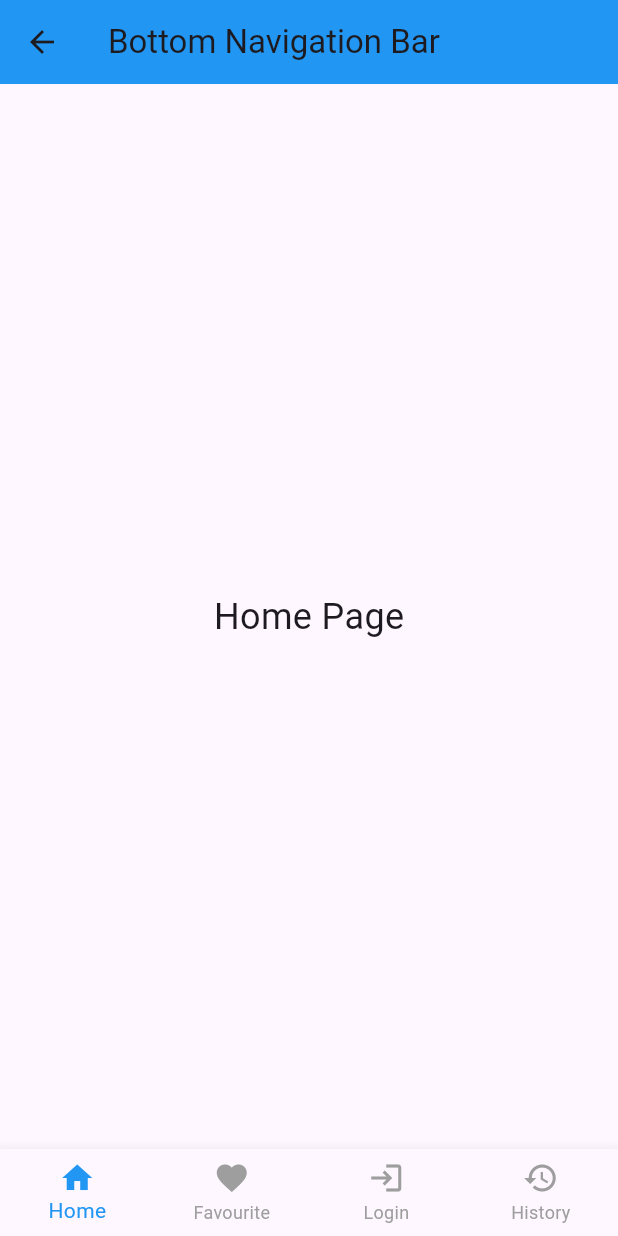
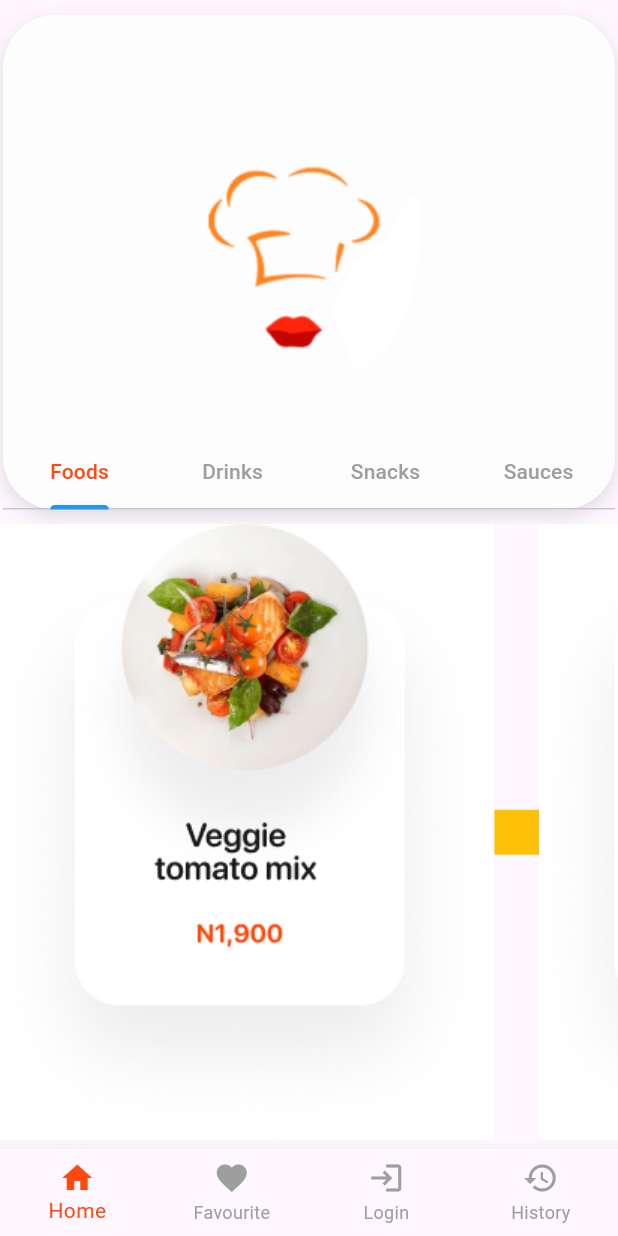
Before and after one commit to SyedAleezHassan/food-delivery-app, a Flutter app: the navBar screen opened directly, on a phone screen of 412 x 824 dp. Run offline on Flutter 3.47's test engine with Material 3 defaults, Android fonts, the phone set to English and light mode, and no system bars.

Commit message:
food page in navbar home

```diff
--- a/lib/screens/home/homePage.dart
+++ b/lib/screens/home/homePage.dart
@@ -1,77 +1,78 @@
-// import 'package:flutter/material.dart';
+import 'package:flutter/material.dart';
+import 'package:food_app_flutter/screens/home/home_page_items/drinks.dart';
+import 'package:food_app_flutter/screens/home/home_page_items/foods.dart';
+import 'package:food_app_flutter/screens/home/home_page_items/sauce.dart';
+import 'package:food_app_flutter/screens/home/home_page_items/snacks.dart';
 
-// class navBar extends StatefulWidget {
-//   const navBar({super.key});
+class homePage extends StatefulWidget {
+  const homePage({super.key});
 
-//   @override
-//   State<navBar> createState() => _navBarState();
-// }
-
-// class _navBarState extends State<navBar> {
-//   @override
-//   Widget build(BuildContext context) {
-//     return Scaffold(
-//       body: Center(child: Text('This is home page syed sahab'),),
-//     );
-//   }
-// }
-
-import 'package:flutter/material.dart';
-
-class navBar extends StatefulWidget {
   @override
-  _navBarState createState() => _navBarState();
+  State<homePage> createState() => _homePageState();
 }
 
-class _navBarState extends State<navBar> {
-  int _selectedIndex = 0; // Default selected index is Home (0)
-
-  // List of pages
-  final List<Widget> _pages = [
-    Center(child: Text("Home Page", style: TextStyle(fontSize: 24))),
-    Center(child: Text("Favourite Page", style: TextStyle(fontSize: 24))),
-    Center(child: Text("Login Page", style: TextStyle(fontSize: 24))),
-    Center(child: Text("History Page", style: TextStyle(fontSize: 24))),
-  ];
-
-  void _onItemTapped(int index) {
-    setState(() {
-      _selectedIndex = index; // Update the selected index
-    });
-  }
-
+class _homePageState extends State<homePage> {
   @override
   Widget build(BuildContext context) {
-    return Scaffold(
-      appBar: AppBar(
-        title: Text("Bottom Navigation Bar"),
-        backgroundColor: Colors.blue,
-      ),
-      body: _pages[_selectedIndex], // Display the selected page
-      bottomNavigationBar: BottomNavigationBar(
-        currentIndex: _selectedIndex, // Set the selected index
-        onTap: _onItemTapped, // Handle item tap
-        items: [
-          BottomNavigationBarItem(
-            icon: Icon(Icons.home),
-            label: "Home",
-          ),
-          BottomNavigationBarItem(
-            icon: Icon(Icons.favorite),
-            label: "Favourite",
-          ),
-          BottomNavigationBarItem(
-            icon: Icon(Icons.login),
-            label: "Login",
-          ),
-          BottomNavigationBarItem(
-            icon: Icon(Icons.history),
-            label: "History",
-          ),
-        ],
-        type: BottomNavigationBarType.fixed, // Ensures all items are shown
-        selectedItemColor: Colors.blue, // Highlight color for the selected item
-        unselectedItemColor: Colors.grey, // Color for unselected items
+    // Calculate screen height
+    double screenHeight = MediaQuery.of(context).size.height;
+
+    return DefaultTabController(
+      length: 4, // Number of tabs
+      child: Scaffold(
+        // backgroundColor: Color(0xF6F6F9),
+        body: Column(
+          // mainAxisAlignment: MainAxisAlignment.end,
+          children: [
+            Container(
+              height: screenHeight * 0.4, // Less than half of the screen height
+              margin: EdgeInsets.symmetric(horizontal: 2, vertical: 10),
+              decoration: BoxDecoration(
+                image: const DecorationImage(
+                  image: AssetImage('assets/images/chef.png'),
+                ),
+                color: Color.fromARGB(253, 253, 253, 253),
+                borderRadius: BorderRadius.circular(35),
+                boxShadow: const [
+                  BoxShadow(
+                    color: Colors.black12,
+                    blurRadius: 10,
+                    offset: Offset(0, 4),
+                  ),
+                ],
+              ),
+
+              child: const Column(
+                mainAxisAlignment: MainAxisAlignment.end,
+                children: [
+                  // TabBar with custom style
+                  TabBar(
+                    labelColor: Color(0xffbFF460A),
+                    unselectedLabelColor: Colors.grey,
+                    indicatorColor: Colors.blue,
+                    tabs: [
+                      Tab(text: "Foods"),
+                      Tab(text: "Drinks"),
+                      Tab(text: "Snacks"),
+                      Tab(text: "Sauces"),
+                    ],
+                  ),
+                ],
+              ),
+            ),
+            const Expanded(
+              child: TabBarView(
+                children: [
+                  foods(),
+                  drinks(),
+                  snacks(),
+                  sauce()
+                  // signUp(), // Content for Signup tab
+                ],
+              ),
+            ),
+          ],
+        ),
       ),
     );
   }
--- /dev/null
+++ b/lib/screens/home/home_page_items/drinks.dart
@@ -0,0 +1,22 @@
+import 'package:flutter/material.dart';
+
+class drinks extends StatefulWidget {
+  const drinks({super.key});
+
+  @override
+  State<drinks> createState() => _drinksState();
+}
+
+class _drinksState extends State<drinks> {
+  @override
+  Widget build(BuildContext context) {
+    return Scaffold(
+        body: Column(
+      mainAxisAlignment: MainAxisAlignment.center,
+      crossAxisAlignment: CrossAxisAlignment.center,
+      children: [
+        Image.asset('assets/images/food1.png'),
+      ],
+    ));
+  }
+}
--- /dev/null
+++ b/lib/screens/home/home_page_items/foods.dart
@@ -0,0 +1,40 @@
+import 'package:flutter/material.dart';
+
+class foods extends StatefulWidget {
+  const foods({super.key});
+
+  @override
+  State<foods> createState() => _foodsState();
+}
+
+class _foodsState extends State<foods> {
+  @override
+  Widget build(BuildContext context) {
+    return Scaffold(
+        body: SingleChildScrollView(
+      scrollDirection: Axis.horizontal,
+      child: Stack(
+        children: [
+          Row(
+            crossAxisAlignment: CrossAxisAlignment.center,
+            children: [
+              Image.asset(
+                'assets/images/food1.jpg',
+                width: MediaQuery.of(context).size.width * 0.8, // Adjust width
+              ),
+              Container(
+                height: 30,
+                width: 30,
+                color: Colors.amber,
+              ),
+              Image.asset(
+                'assets/images/food1.jpg',
+                width: MediaQuery.of(context).size.width * 0.8, // Adjust width
+              ),
+            ],
+          ),
+        ],
+      ),
+    ));
+  }
+}
--- /dev/null
+++ b/lib/screens/home/home_page_items/sauce.dart
@@ -0,0 +1,17 @@
+import 'package:flutter/material.dart';
+
+class sauce extends StatefulWidget {
+  const sauce({super.key});
+
+  @override
+  State<sauce> createState() => _sauceState();
+}
+
+class _sauceState extends State<sauce> {
+  @override
+  Widget build(BuildContext context) {
+    return Scaffold(
+      body: Center(child: Text('This is sauce page'),),
+    );
+  }
+}
--- /dev/null
+++ b/lib/screens/home/home_page_items/snacks.dart
@@ -0,0 +1,17 @@
+import 'package:flutter/material.dart';
+
+class snacks extends StatefulWidget {
+  const snacks({super.key});
+
+  @override
+  State<snacks> createState() => _snacksState();
+}
+
+class _snacksState extends State<snacks> {
+  @override
+  Widget build(BuildContext context) {
+    return  Scaffold(
+      body: Center(child: Text(''),),
+    );;
+  }
+}
--- /dev/null
+++ b/lib/screens/home/navBar.dart
@@ -0,0 +1,59 @@
+import 'package:flutter/material.dart';
+import 'package:food_app_flutter/screens/home/homePage.dart';
+
+class navBar extends StatefulWidget {
+  @override
+  _navBarState createState() => _navBarState();
+}
+
+class _navBarState extends State<navBar> {
+  int _selectedIndex = 0; // Default selected index is Home (0)
+
+  // List of pages
+  final List<Widget> _pages = [
+    // Center(child: Text("Home Page", style: TextStyle(fontSize: 24))),
+    homePage(),
+    Center(child: Text("Favourite Page", style: TextStyle(fontSize: 24))),
+    Center(child: Text("Login Page", style: TextStyle(fontSize: 24))),
+    Center(child: Text("History Page", style: TextStyle(fontSize: 24))),
+  ];
+
+  void _onItemTapped(int index) {
+    setState(() {
+      _selectedIndex = index; // Update the selected index
+    });
+  }
+
+  @override
+  Widget build(BuildContext context) {
+    return Scaffold(
+      body: _pages[_selectedIndex], // Display the selected page
+      bottomNavigationBar: BottomNavigationBar(
+        currentIndex: _selectedIndex, // Set the selected index
+        onTap: _onItemTapped, // Handle item tap
+        items: const [
+          BottomNavigationBarItem(
+            icon: Icon(Icons.home),
+            label: "Home",
+          ),
+          BottomNavigationBarItem(
+            icon: Icon(Icons.favorite),
+            label: "Favourite",
+          ),
+          BottomNavigationBarItem(
+            icon: Icon(Icons.login),
+            label: "Login",
+          ),
+          BottomNavigationBarItem(
+            icon: Icon(Icons.history),
+            label: "History",
+          ),
+        ],
+        type: BottomNavigationBarType.fixed, // Ensures all items are shown
+        selectedItemColor:
+            Color(0xffbFF460A), // Highlight color for the selected item
+        unselectedItemColor: Colors.grey, // Color for unselected items
+      ),
+    );
+  }
+}
--- a/lib/screens/login & signup/login.dart
+++ b/lib/screens/login & signup/login.dart
@@ -1,6 +1,6 @@
 import 'package:flutter/material.dart';
 
-import '../home/homePage.dart';
+import '../home/navBar.dart';
 
 class login extends StatefulWidget {
   const login({super.key});
```
Also changed, not shown: assets/images/food1.jpg (added).
